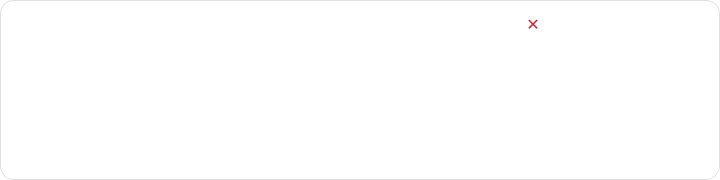
The window that ui/overtime/overtime_card.ui (lerakaplich/TaskPlanner2) describes before a commit, drawn with Qt 5.
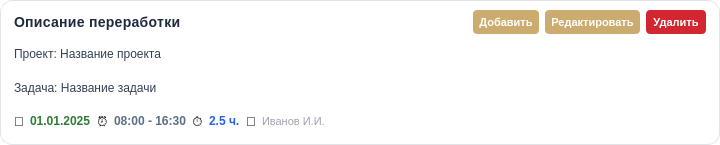
The same window after the commit.

Patch:
```diff
--- a/ui/overtime/overtime_card.ui
+++ b/ui/overtime/overtime_card.ui
@@ -1,169 +1,430 @@
 <?xml version="1.0" encoding="UTF-8"?>
 <ui version="4.0">
  <class>OvertimeCard</class>
- <widget class="QFrame" name="OvertimeCard">
+ <widget class="QWidget" name="OvertimeCard">
   <property name="geometry">
    <rect>
     <x>0</x>
     <y>0</y>
     <width>720</width>
-    <height>180</height>
+    <height>145</height>
    </rect>
   </property>
+  <property name="sizePolicy">
+   <sizepolicy hsizetype="Preferred" vsizetype="Minimum">
+    <horstretch>0</horstretch>
+    <verstretch>0</verstretch>
+   </sizepolicy>
+  </property>
   <property name="minimumSize">
    <size>
-    <width>700</width>
-    <height>180</height>
+    <width>500</width>
+    <height>145</height>
    </size>
   </property>
   <property name="maximumSize">
    <size>
-    <width>720</width>
-    <height>200</height>
+    <width>16777215</width>
+    <height>145</height>
    </size>
   </property>
-
   <property name="styleSheet">
    <string notr="true">
-QFrame#OvertimeCard {
+#OvertimeCard {
     background-color: #ffffff;
-    border-radius: 14px;
-    border: 1px solid #E0E0E0;
+    border: 1px solid #e0e4e8;
+    border-radius: 12px;
+    color: #1a1a2e;
 }
 QFrame#OvertimeCard:hover {
     border: 2px solid #ccab6e;
     background-color: #FFFDF6;
 }
-
-/* Кнопка удаления — аккуратная */
-QPushButton#btnDelete {
-    background-color: transparent;
-    color: #D22730;
-    border-radius: 15px;
-    font-weight: bold;
-    font-size: 16px;
-}
-QPushButton#btnDelete:hover {
-    background-color: #FBEAEA;
-}
-   </string>
+  </string>
   </property>
-
-  <layout class="QVBoxLayout" spacing="10">
-   <property name="leftMargin"><number>16</number></property>
-   <property name="topMargin"><number>14</number></property>
-   <property name="rightMargin"><number>16</number></property>
-   <property name="bottomMargin"><number>14</number></property>
-
-   <!-- Заголовок -->
+  <layout class="QVBoxLayout" name="mainLayout">
+   <property name="spacing">
+    <number>6</number>
+   </property>
+   <property name="leftMargin">
+    <number>14</number>
+   </property>
+   <property name="topMargin">
+    <number>10</number>
+   </property>
+   <property name="rightMargin">
+    <number>14</number>
+   </property>
+   <property name="bottomMargin">
+    <number>10</number>
+   </property>
    <item>
-    <layout class="QHBoxLayout">
+    <layout class="QHBoxLayout" name="headerLayout">
      <item>
       <widget class="QLabel" name="descriptionLabel">
-       <property name="wordWrap"><bool>true</bool></property>
+       <property name="sizePolicy">
+        <sizepolicy hsizetype="Expanding" vsizetype="Preferred">
+         <horstretch>1</horstretch>
+         <verstretch>0</verstretch>
+        </sizepolicy>
+       </property>
+       <property name="maximumSize">
+        <size>
+         <width>16777215</width>
+         <height>20</height>
+        </size>
+       </property>
        <property name="styleSheet">
-        <string notr="true">
-font-size: 17px;
-font-weight: 600;
-color: #1B232A;
-        </string>
+        <string notr="true">font-size: 14px; font-weight: 600; color: #1e2a3e; background-color: transparent; letter-spacing: 0.3px;</string>
+       </property>
+       <property name="text">
+        <string>Описание переработки</string>
+       </property>
+      </widget>
+     </item>
+     <item>
+      <widget class="QPushButton" name="btnAdd">
+       <property name="minimumSize">
+        <size>
+         <width>60</width>
+         <height>24</height>
+        </size>
+       </property>
+       <property name="maximumSize">
+        <size>
+         <width>80</width>
+         <height>24</height>
+        </size>
+       </property>
+       <property name="font">
+        <font>
+         <pointsize>-1</pointsize>
+         <fontweight>Medium</fontweight>
+        </font>
+       </property>
+       <property name="cursor">
+        <cursorShape>PointingHandCursor</cursorShape>
+       </property>
+       <property name="styleSheet">
+        <string notr="true">QPushButton {
+    background-color: #ccab6e;
+    color: white;
+    border: none;
+    border-radius: 4px;
+    font-size: 11px;
+    padding: 0px 6px;
+    font-weight: 500;
+    min-height: 24px;
+    max-height: 24px;
+}
+QPushButton:hover {
+    background-color: #998664;
+}
+QPushButton:pressed {
+    background-color: #7a6a50;
+}</string>
+       </property>
+       <property name="text">
+        <string>Добавить</string>
+       </property>
+      </widget>
+     </item>
+     <item>
+      <widget class="QPushButton" name="btnEdit">
+       <property name="minimumSize">
+        <size>
+         <width>60</width>
+         <height>24</height>
+        </size>
+       </property>
+       <property name="maximumSize">
+        <size>
+         <width>120</width>
+         <height>24</height>
+        </size>
+       </property>
+       <property name="font">
+        <font>
+         <pointsize>-1</pointsize>
+         <fontweight>Medium</fontweight>
+        </font>
+       </property>
+       <property name="cursor">
+        <cursorShape>PointingHandCursor</cursorShape>
+       </property>
+       <property name="styleSheet">
+        <string notr="true">QPushButton {
+    background-color: #ccab6e;
+    color: white;
+    border: none;
+    border-radius: 4px;
+    font-size: 11px;
+    padding: 0px 6px;
+    font-weight: 500;
+    min-height: 24px;
+    max-height: 24px;
+}
+QPushButton:hover {
+    background-color: #998664;
+}
+QPushButton:pressed {
+    background-color: #7a6a50;
+}</string>
+       </property>
+       <property name="text">
+        <string>Редактировать</string>
        </property>
       </widget>
      </item>
      <item>
       <widget class="QPushButton" name="btnDelete">
-       <property name="text"><string>✕</string></property>
-       <property name="fixedSize">
+       <property name="minimumSize">
         <size>
-         <width>30</width>
-         <height>30</height>
+         <width>60</width>
+         <height>24</height>
         </size>
        </property>
+       <property name="maximumSize">
+        <size>
+         <width>80</width>
+         <height>24</height>
+        </size>
+       </property>
+       <property name="font">
+        <font>
+         <pointsize>-1</pointsize>
+         <fontweight>Medium</fontweight>
+        </font>
+       </property>
+       <property name="cursor">
+        <cursorShape>PointingHandCursor</cursorShape>
+       </property>
+       <property name="styleSheet">
+        <string notr="true">QPushButton {
+    background-color: #D22730;
+    color: white;
+    border: none;
+    border-radius: 4px;
+    font-size: 11px;
+    padding: 0px 6px;
+    font-weight: 500;
+    min-height: 24px;
+    max-height: 24px;
+}
+QPushButton:hover {
+    background-color: #862633;
+}
+QPushButton:pressed {
+    background-color: #6a1e29;
+}</string>
+       </property>
+       <property name="text">
+        <string>Удалить</string>
+       </property>
       </widget>
      </item>
     </layout>
    </item>
-
-   <!-- Контент -->
    <item>
-    <layout class="QHBoxLayout" spacing="30">
-
-     <!-- Дата и время -->
+    <layout class="QHBoxLayout" name="projectLayout">
      <item>
-      <layout class="QVBoxLayout" spacing="4">
-       <item>
-        <widget class="QLabel" name="dateLabel">
-         <property name="styleSheet">
-          <string notr="true">
-font-size: 13px;
-color: #555;
-          </string>
-         </property>
-        </widget>
-       </item>
-       <item>
-        <widget class="QLabel" name="timeLabel">
-         <property name="styleSheet">
-          <string notr="true">
-font-size: 13px;
-color: #555;
-          </string>
-         </property>
-        </widget>
-       </item>
-       <item>
-        <widget class="QLabel" name="durationLabel">
-         <property name="styleSheet">
-          <string notr="true">
-font-size: 15px;
-font-weight: bold;
-color: #D22730;
-          </string>
-         </property>
-        </widget>
-       </item>
-      </layout>
+      <widget class="QLabel" name="projectLabel">
+       <property name="styleSheet">
+        <string notr="true">font-size: 12px; color: #334155; background-color: transparent;</string>
+       </property>
+       <property name="text">
+        <string>Проект: Название проекта</string>
+       </property>
+       <property name="wordWrap">
+        <bool>true</bool>
+       </property>
+      </widget>
      </item>
-
-     <!-- Проектная информация -->
+    </layout>
+   </item>
+   <item>
+    <layout class="QHBoxLayout" name="taskLayout">
      <item>
-      <layout class="QVBoxLayout" spacing="4">
-       <item>
-        <widget class="QLabel" name="projectLabel">
-         <property name="styleSheet">
-          <string notr="true">
-font-size: 13px;
-color: #1B232A;
-          </string>
-         </property>
-        </widget>
-       </item>
-       <item>
-        <widget class="QLabel" name="taskLabel">
-         <property name="styleSheet">
-          <string notr="true">
-font-size: 13px;
-color: #1B232A;
-          </string>
-         </property>
-        </widget>
-       </item>
-       <item>
-        <widget class="QLabel" name="userLabel">
-         <property name="styleSheet">
-          <string notr="true">
-font-size: 12px;
-color: #777;
-          </string>
-         </property>
-        </widget>
-       </item>
-      </layout>
+      <widget class="QLabel" name="taskLabel">
+       <property name="styleSheet">
+        <string notr="true">font-size: 12px; color: #334155; background-color: transparent;</string>
+       </property>
+       <property name="text">
+        <string>Задача: Название задачи</string>
+       </property>
+       <property name="wordWrap">
+        <bool>true</bool>
+       </property>
+      </widget>
      </item>
-
     </layout>
    </item>
-
+   <item>
+    <layout class="QHBoxLayout" name="infoLayout">
+     <property name="spacing">
+      <number>6</number>
+     </property>
+     <item>
+      <widget class="QLabel" name="labelDateIcon">
+       <property name="minimumSize">
+        <size>
+         <width>0</width>
+         <height>28</height>
+        </size>
+       </property>
+       <property name="maximumSize">
+        <size>
+         <width>16777215</width>
+         <height>28</height>
+        </size>
+       </property>
+       <property name="styleSheet">
+        <string notr="true">font-size: 13px; background-color: transparent;</string>
+       </property>
+       <property name="text">
+        <string>📅</string>
+       </property>
+      </widget>
+     </item>
+     <item>
+      <widget class="QLabel" name="dateLabel">
+       <property name="sizePolicy">
+        <sizepolicy hsizetype="Preferred" vsizetype="Minimum">
+         <horstretch>0</horstretch>
+         <verstretch>0</verstretch>
+        </sizepolicy>
+       </property>
+       <property name="minimumSize">
+        <size>
+         <width>0</width>
+         <height>28</height>
+        </size>
+       </property>
+       <property name="maximumSize">
+        <size>
+         <width>16777215</width>
+         <height>28</height>
+        </size>
+       </property>
+       <property name="styleSheet">
+        <string notr="true">font-size: 12px; color: #2e7d32; font-weight: 600; background-color: transparent;</string>
+       </property>
+       <property name="text">
+        <string>01.01.2025</string>
+       </property>
+      </widget>
+     </item>
+     <item>
+      <widget class="QLabel" name="labelTimeIcon">
+       <property name="styleSheet">
+        <string notr="true">font-size: 13px; background-color: transparent;</string>
+       </property>
+       <property name="text">
+        <string>⏰</string>
+       </property>
+      </widget>
+     </item>
+     <item>
+      <widget class="QLabel" name="timeLabel">
+       <property name="minimumSize">
+        <size>
+         <width>0</width>
+         <height>28</height>
+        </size>
+       </property>
+       <property name="maximumSize">
+        <size>
+         <width>16777215</width>
+         <height>28</height>
+        </size>
+       </property>
+       <property name="styleSheet">
+        <string notr="true">font-size: 12px; color: #5c6f87; background-color: transparent; font-weight: 500;</string>
+       </property>
+       <property name="text">
+        <string>08:00 - 16:30</string>
+       </property>
+      </widget>
+     </item>
+     <item>
+      <widget class="QLabel" name="labelDurationIcon">
+       <property name="styleSheet">
+        <string notr="true">font-size: 13px; background-color: transparent;</string>
+       </property>
+       <property name="text">
+        <string>⏱️</string>
+       </property>
+      </widget>
+     </item>
+     <item>
+      <widget class="QLabel" name="durationLabel">
+       <property name="minimumSize">
+        <size>
+         <width>0</width>
+         <height>28</height>
+        </size>
+       </property>
+       <property name="maximumSize">
+        <size>
+         <width>16777215</width>
+         <height>28</height>
+        </size>
+       </property>
+       <property name="styleSheet">
+        <string notr="true">font-size: 12px; color: #2563eb; font-weight: 700; background-color: transparent;</string>
+       </property>
+       <property name="text">
+        <string>2.5 ч.</string>
+       </property>
+      </widget>
+     </item>
+     <item>
+      <widget class="QLabel" name="labelUserIcon">
+       <property name="styleSheet">
+        <string notr="true">font-size: 13px; background-color: transparent;</string>
+       </property>
+       <property name="text">
+        <string>👤</string>
+       </property>
+      </widget>
+     </item>
+     <item>
+      <widget class="QLabel" name="userLabel">
+       <property name="minimumSize">
+        <size>
+         <width>0</width>
+         <height>28</height>
+        </size>
+       </property>
+       <property name="maximumSize">
+        <size>
+         <width>16777215</width>
+         <height>28</height>
+        </size>
+       </property>
+       <property name="styleSheet">
+        <string notr="true">font-size: 11px; color: #9ca3af; background-color: transparent; font-weight: 400;</string>
+       </property>
+       <property name="text">
+        <string>Иванов И.И.</string>
+       </property>
+      </widget>
+     </item>
+     <item>
+      <spacer name="horizontalSpacer">
+       <property name="orientation">
+        <enum>Qt::Orientation::Horizontal</enum>
+       </property>
+       <property name="sizeHint" stdset="0">
+        <size>
+         <width>40</width>
+         <height>20</height>
+        </size>
+       </property>
+      </spacer>
+     </item>
+    </layout>
+   </item>
   </layout>
  </widget>
  <resources/>
```
Left out of the diff: 7 changed lines with no effect on the pictures.
